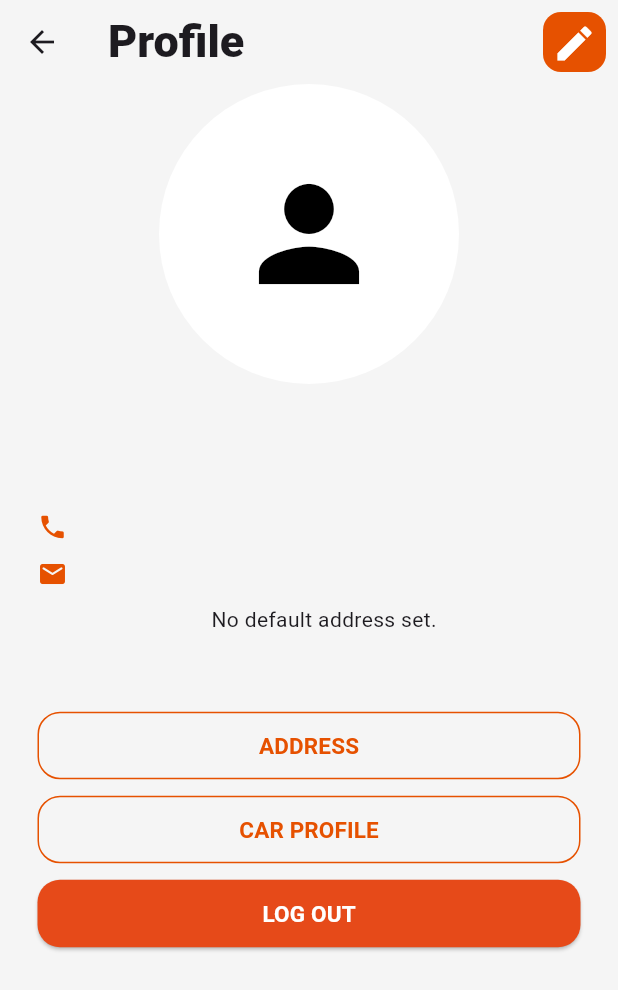
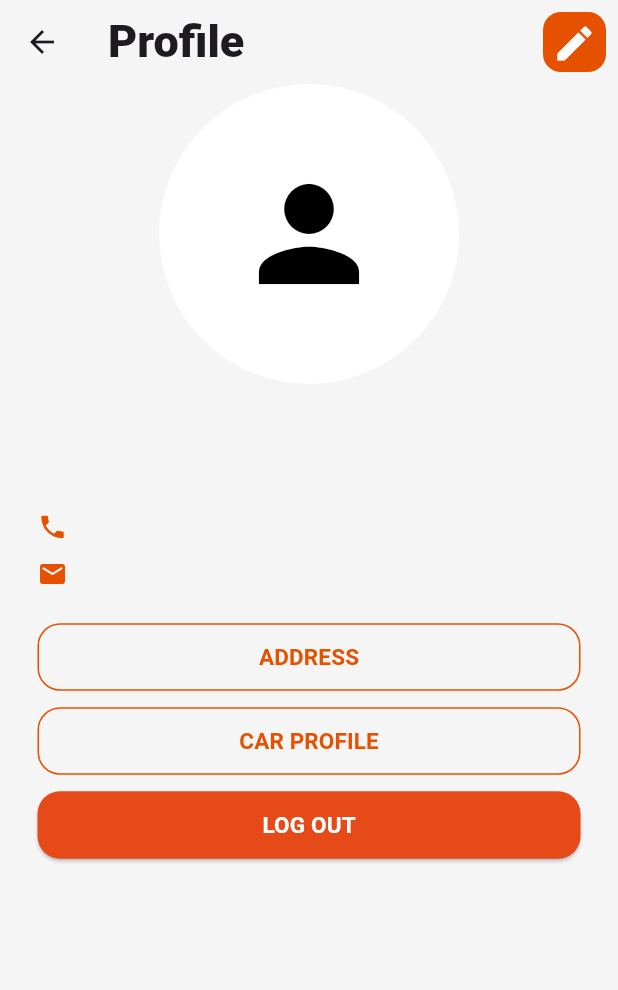
Before and after one commit to TechPyllars2024/AutoCareCarOwners, a Flutter app: the CarOwnerProfile screen opened directly, on a phone screen of 412 x 824 dp. Shown: the top 990 px of the screen. Run offline on Flutter 3.47's test engine with Material 3 defaults, Android fonts, the phone set to English and light mode, and no system bars; our stand-ins replace carousel_slider, cloud_firestore, curved_navigation_bar, firebase_auth, firebase_core, firebase_storage and 6 more; missing offline and left inert: flutter_pannable_rating_bar; accounts and stored records are empty.

Commit message:
update: profile address

```diff
--- a/lib/ProfileManagement/screens/car_owner_profile.dart
+++ b/lib/ProfileManagement/screens/car_owner_profile.dart
@@ -207,10 +207,7 @@ class _CarOwnerProfileState extends State<CarOwnerProfile> {
                         ),
                       );
                     }
-                    return const Padding(
-                      padding: EdgeInsets.only(top: 10.0, left: 20, bottom: 50),
-                      child: Text('No default address set.'),
-                    );
+                    return Text('');
                   },
                 ),
 
```
